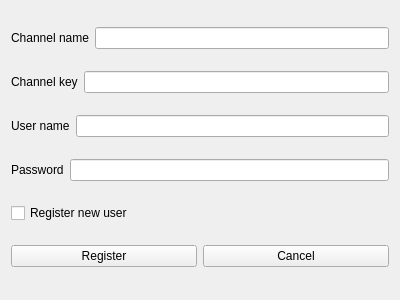
Before: the Qt Designer form src/tracker/formCreateChannel.ui in OSLL/geo2tag, drawn with Qt 5.
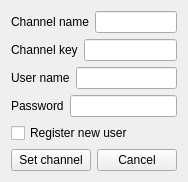
After: the same form once the commit is applied.

Patch:
```diff
--- a/src/tracker/formCreateChannel.ui
+++ b/src/tracker/formCreateChannel.ui
@@ -6,32 +6,63 @@
    <rect>
     <x>0</x>
     <y>0</y>
-    <width>400</width>
-    <height>300</height>
+    <width>176</width>
+    <height>178</height>
    </rect>
   </property>
+  <property name="sizePolicy">
+   <sizepolicy hsizetype="Maximum" vsizetype="Maximum">
+    <horstretch>0</horstretch>
+    <verstretch>0</verstretch>
+   </sizepolicy>
+  </property>
   <property name="windowTitle">
    <string>Form</string>
   </property>
   <layout class="QVBoxLayout" name="verticalLayout">
    <item>
     <layout class="QHBoxLayout" name="horizontalLayout">
+     <property name="sizeConstraint">
+      <enum>QLayout::SetMaximumSize</enum>
+     </property>
      <item>
       <widget class="QLabel" name="label">
+       <property name="sizePolicy">
+        <sizepolicy hsizetype="Maximum" vsizetype="Preferred">
+         <horstretch>0</horstretch>
+         <verstretch>0</verstretch>
+        </sizepolicy>
+       </property>
        <property name="text">
         <string>Channel name</string>
        </property>
       </widget>
      </item>
      <item>
-      <widget class="QLineEdit" name="channelName"/>
+      <widget class="QLineEdit" name="channelName">
+       <property name="sizePolicy">
+        <sizepolicy hsizetype="Maximum" vsizetype="Fixed">
+         <horstretch>0</horstretch>
+         <verstretch>0</verstretch>
+        </sizepolicy>
+       </property>
+      </widget>
      </item>
     </layout>
    </item>
    <item>
     <layout class="QHBoxLayout" name="horizontalLayout_2">
+     <property name="sizeConstraint">
+      <enum>QLayout::SetMaximumSize</enum>
+     </property>
      <item>
       <widget class="QLabel" name="label_2">
+       <property name="sizePolicy">
+        <sizepolicy hsizetype="Maximum" vsizetype="Preferred">
+         <horstretch>0</horstretch>
+         <verstretch>0</verstretch>
+        </sizepolicy>
+       </property>
        <property name="text">
         <string>Channel key</string>
        </property>
@@ -42,35 +73,73 @@
        <property name="enabled">
         <bool>true</bool>
        </property>
+       <property name="sizePolicy">
+        <sizepolicy hsizetype="Maximum" vsizetype="Fixed">
+         <horstretch>0</horstretch>
+         <verstretch>0</verstretch>
+        </sizepolicy>
+       </property>
       </widget>
      </item>
     </layout>
    </item>
    <item>
     <layout class="QHBoxLayout" name="horizontalLayout_3">
+     <property name="sizeConstraint">
+      <enum>QLayout::SetMaximumSize</enum>
+     </property>
      <item>
       <widget class="QLabel" name="label_3">
+       <property name="sizePolicy">
+        <sizepolicy hsizetype="Maximum" vsizetype="Preferred">
+         <horstretch>0</horstretch>
+         <verstretch>0</verstretch>
+        </sizepolicy>
+       </property>
        <property name="text">
         <string>User name</string>
        </property>
       </widget>
      </item>
      <item>
-      <widget class="QLineEdit" name="userName"/>
+      <widget class="QLineEdit" name="userName">
+       <property name="sizePolicy">
+        <sizepolicy hsizetype="Maximum" vsizetype="Fixed">
+         <horstretch>0</horstretch>
+         <verstretch>0</verstretch>
+        </sizepolicy>
+       </property>
+      </widget>
      </item>
     </layout>
    </item>
    <item>
     <layout class="QHBoxLayout" name="horizontalLayout_4">
+     <property name="sizeConstraint">
+      <enum>QLayout::SetMaximumSize</enum>
+     </property>
      <item>
       <widget class="QLabel" name="label_4">
+       <property name="sizePolicy">
+        <sizepolicy hsizetype="Maximum" vsizetype="Preferred">
+         <horstretch>0</horstretch>
+         <verstretch>0</verstretch>
+        </sizepolicy>
+       </property>
        <property name="text">
         <string>Password</string>
        </property>
       </widget>
      </item>
      <item>
-      <widget class="QLineEdit" name="password"/>
+      <widget class="QLineEdit" name="password">
+       <property name="sizePolicy">
+        <sizepolicy hsizetype="Maximum" vsizetype="Fixed">
+         <horstretch>0</horstretch>
+         <verstretch>0</verstretch>
+        </sizepolicy>
+       </property>
+      </widget>
      </item>
     </layout>
    </item>
@@ -83,15 +152,30 @@
    </item>
    <item>
     <layout class="QHBoxLayout" name="horizontalLayout_5">
+     <property name="sizeConstraint">
+      <enum>QLayout::SetMaximumSize</enum>
+     </property>
      <item>
       <widget class="QPushButton" name="okButton">
+       <property name="sizePolicy">
+        <sizepolicy hsizetype="Maximum" vsizetype="Fixed">
+         <horstretch>0</horstretch>
+         <verstretch>0</verstretch>
+        </sizepolicy>
+       </property>
        <property name="text">
-        <string>Register</string>
+        <string>Set channel</string>
        </property>
       </widget>
      </item>
      <item>
       <widget class="QPushButton" name="cancelButton">
+       <property name="sizePolicy">
+        <sizepolicy hsizetype="Maximum" vsizetype="Fixed">
+         <horstretch>0</horstretch>
+         <verstretch>0</verstretch>
+        </sizepolicy>
+       </property>
        <property name="text">
         <string>Cancel</string>
        </property>
```
